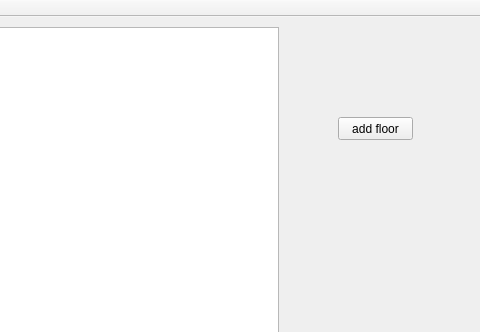
Qt form Elevator_project/mainwindow.ui (Slaviantus/Old-university-projects-) before a commit; both pictures show x 522 to 1002 and y 0 to 332 of the 1002 by 789 pixel window.
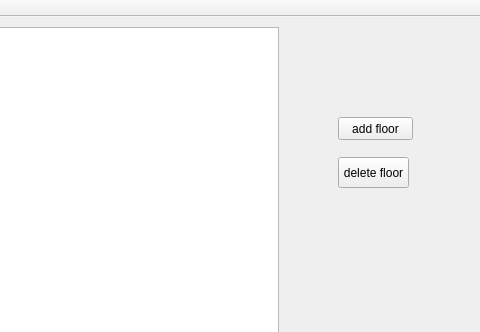
The same form after that commit. Custom widgets are drawn as their Qt base class.

Commit message: delete_floor is not successful(

```diff
--- a/Elevator_project/mainwindow.ui
+++ b/Elevator_project/mainwindow.ui
@@ -52,6 +52,19 @@
      <string>add floor</string>
     </property>
    </widget>
+   <widget class="QToolButton" name="delete_floor">
+    <property name="geometry">
+     <rect>
+      <x>860</x>
+      <y>140</y>
+      <width>71</width>
+      <height>31</height>
+     </rect>
+    </property>
+    <property name="text">
+     <string>delete floor</string>
+    </property>
+   </widget>
   </widget>
   <widget class="QMenuBar" name="menuBar">
    <property name="geometry">
```
Left out of the diff: 17 changed lines with no effect on the pictures. The commit also changes 2 other files.
